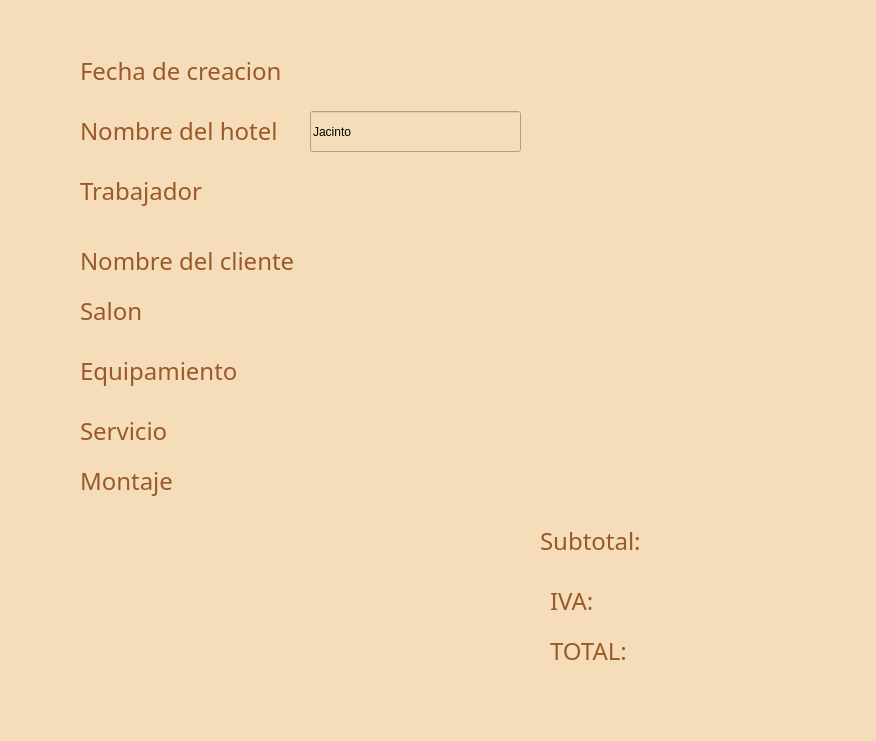
First picture: the form in gui/recibo.ui, repository asp-laboratories/BookingRoom_Software, before the edit.
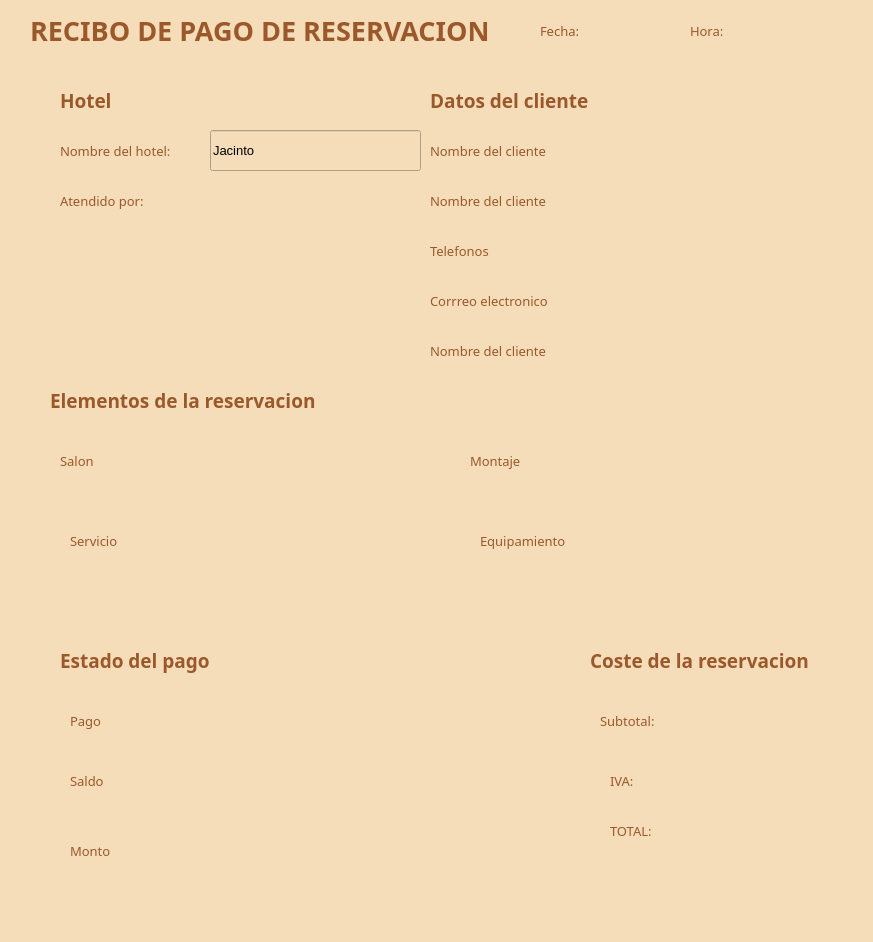
Second picture: the form after the edit.

Commit message: feat(gui, repositories): Generar recibo (falta por diseñar)

The edit to the form file:
```diff
--- a/gui/recibo.ui
+++ b/gui/recibo.ui
@@ -6,8 +6,8 @@
    <rect>
     <x>0</x>
     <y>0</y>
-    <width>876</width>
-    <height>741</height>
+    <width>873</width>
+    <height>942</height>
    </rect>
   </property>
   <property name="windowTitle">
@@ -19,16 +19,16 @@
   <widget class="QLabel" name="label_15">
    <property name="geometry">
     <rect>
-     <x>80</x>
-     <y>50</y>
-     <width>291</width>
+     <x>540</x>
+     <y>10</y>
+     <width>141</width>
      <height>41</height>
     </rect>
    </property>
    <property name="font">
     <font>
      <family>Adwaita Sans</family>
-     <pointsize>18</pointsize>
+     <pointsize>10</pointsize>
      <bold>false</bold>
     </font>
    </property>
@@ -37,22 +37,22 @@
 </string>
    </property>
    <property name="text">
-    <string>Fecha de creacion</string>
+    <string>Fecha:</string>
    </property>
   </widget>
   <widget class="QLabel" name="label_16">
    <property name="geometry">
     <rect>
-     <x>80</x>
-     <y>110</y>
-     <width>291</width>
+     <x>60</x>
+     <y>130</y>
+     <width>141</width>
      <height>41</height>
     </rect>
    </property>
    <property name="font">
     <font>
      <family>Adwaita Sans</family>
-     <pointsize>18</pointsize>
+     <pointsize>10</pointsize>
      <bold>false</bold>
     </font>
    </property>
@@ -61,14 +61,14 @@
 </string>
    </property>
    <property name="text">
-    <string>Nombre del hotel</string>
+    <string>Nombre del hotel:</string>
    </property>
   </widget>
   <widget class="QLabel" name="label_17">
    <property name="geometry">
     <rect>
-     <x>80</x>
-     <y>170</y>
+     <x>60</x>
+     <y>180</y>
      <width>291</width>
      <height>41</height>
     </rect>
@@ -76,7 +76,7 @@
    <property name="font">
     <font>
      <family>Adwaita Sans</family>
-     <pointsize>18</pointsize>
+     <pointsize>10</pointsize>
      <bold>false</bold>
     </font>
    </property>
@@ -85,22 +85,22 @@
 </string>
    </property>
    <property name="text">
-    <string>Trabajador</string>
+    <string>Atendido por:</string>
    </property>
   </widget>
   <widget class="QLabel" name="label_18">
    <property name="geometry">
     <rect>
-     <x>80</x>
-     <y>240</y>
-     <width>241</width>
+     <x>430</x>
+     <y>130</y>
+     <width>501</width>
      <height>41</height>
     </rect>
    </property>
    <property name="font">
     <font>
      <family>Adwaita Sans</family>
-     <pointsize>18</pointsize>
+     <pointsize>10</pointsize>
      <bold>false</bold>
     </font>
    </property>
@@ -115,8 +115,8 @@
   <widget class="QLabel" name="label_19">
    <property name="geometry">
     <rect>
-     <x>80</x>
-     <y>290</y>
+     <x>60</x>
+     <y>440</y>
      <width>241</width>
      <height>41</height>
     </rect>
@@ -124,7 +124,7 @@
    <property name="font">
     <font>
      <family>Adwaita Sans</family>
-     <pointsize>18</pointsize>
+     <pointsize>10</pointsize>
      <bold>false</bold>
     </font>
    </property>
@@ -139,8 +139,8 @@
   <widget class="QLabel" name="label_20">
    <property name="geometry">
     <rect>
-     <x>80</x>
-     <y>350</y>
+     <x>480</x>
+     <y>520</y>
      <width>241</width>
      <height>41</height>
     </rect>
@@ -148,7 +148,7 @@
    <property name="font">
     <font>
      <family>Adwaita Sans</family>
-     <pointsize>18</pointsize>
+     <pointsize>10</pointsize>
      <bold>false</bold>
     </font>
    </property>
@@ -163,8 +163,8 @@
   <widget class="QLabel" name="label_21">
    <property name="geometry">
     <rect>
-     <x>80</x>
-     <y>410</y>
+     <x>70</x>
+     <y>520</y>
      <width>241</width>
      <height>41</height>
     </rect>
@@ -172,7 +172,7 @@
    <property name="font">
     <font>
      <family>Adwaita Sans</family>
-     <pointsize>18</pointsize>
+     <pointsize>10</pointsize>
      <bold>false</bold>
     </font>
    </property>
@@ -187,8 +187,8 @@
   <widget class="QLabel" name="label_22">
    <property name="geometry">
     <rect>
-     <x>80</x>
-     <y>460</y>
+     <x>470</x>
+     <y>440</y>
      <width>241</width>
      <height>41</height>
     </rect>
@@ -196,7 +196,7 @@
    <property name="font">
     <font>
      <family>Adwaita Sans</family>
-     <pointsize>18</pointsize>
+     <pointsize>10</pointsize>
      <bold>false</bold>
     </font>
    </property>
@@ -211,8 +211,8 @@
   <widget class="QLabel" name="label_23">
    <property name="geometry">
     <rect>
-     <x>540</x>
-     <y>520</y>
+     <x>600</x>
+     <y>700</y>
      <width>241</width>
      <height>41</height>
     </rect>
@@ -220,7 +220,7 @@
    <property name="font">
     <font>
      <family>Adwaita Sans</family>
-     <pointsize>18</pointsize>
+     <pointsize>10</pointsize>
      <bold>false</bold>
     </font>
    </property>
@@ -235,8 +235,8 @@
   <widget class="QLabel" name="label_24">
    <property name="geometry">
     <rect>
-     <x>550</x>
-     <y>580</y>
+     <x>610</x>
+     <y>760</y>
      <width>241</width>
      <height>41</height>
     </rect>
@@ -244,7 +244,7 @@
    <property name="font">
     <font>
      <family>Adwaita Sans</family>
-     <pointsize>18</pointsize>
+     <pointsize>10</pointsize>
      <bold>false</bold>
     </font>
    </property>
@@ -259,8 +259,8 @@
   <widget class="QLabel" name="label_25">
    <property name="geometry">
     <rect>
-     <x>550</x>
-     <y>630</y>
+     <x>610</x>
+     <y>810</y>
      <width>241</width>
      <height>41</height>
     </rect>
@@ -268,7 +268,7 @@
    <property name="font">
     <font>
      <family>Adwaita Sans</family>
-     <pointsize>18</pointsize>
+     <pointsize>10</pointsize>
      <bold>false</bold>
     </font>
    </property>
@@ -283,12 +283,17 @@
   <widget class="QLineEdit" name="lineEdit">
    <property name="geometry">
     <rect>
-     <x>310</x>
-     <y>111</y>
+     <x>210</x>
+     <y>130</y>
      <width>211</width>
      <height>41</height>
     </rect>
    </property>
+   <property name="font">
+    <font>
+     <pointsize>10</pointsize>
+    </font>
+   </property>
    <property name="styleSheet">
     <string notr="true">color: rgb(0, 0, 0);</string>
    </property>
@@ -296,6 +301,342 @@
     <string>Jacinto</string>
    </property>
   </widget>
+  <widget class="QLabel" name="labelSaldo">
+   <property name="geometry">
+    <rect>
+     <x>70</x>
+     <y>830</y>
+     <width>241</width>
+     <height>41</height>
+    </rect>
+   </property>
+   <property name="font">
+    <font>
+     <family>Adwaita Sans</family>
+     <pointsize>10</pointsize>
+     <bold>false</bold>
+    </font>
+   </property>
+   <property name="styleSheet">
+    <string notr="true">color: rgba(155, 88, 43, 1.0);
+</string>
+   </property>
+   <property name="text">
+    <string>Monto</string>
+   </property>
+  </widget>
+  <widget class="QLabel" name="labelMonto">
+   <property name="geometry">
+    <rect>
+     <x>70</x>
+     <y>760</y>
+     <width>241</width>
+     <height>41</height>
+    </rect>
+   </property>
+   <property name="font">
+    <font>
+     <family>Adwaita Sans</family>
+     <pointsize>10</pointsize>
+     <bold>false</bold>
+    </font>
+   </property>
+   <property name="styleSheet">
+    <string notr="true">color: rgba(155, 88, 43, 1.0);
+</string>
+   </property>
+   <property name="text">
+    <string>Saldo</string>
+   </property>
+  </widget>
+  <widget class="QLabel" name="labelFecha_2">
+   <property name="geometry">
+    <rect>
+     <x>30</x>
+     <y>10</y>
+     <width>481</width>
+     <height>41</height>
+    </rect>
+   </property>
+   <property name="font">
+    <font>
+     <family>Adwaita Sans</family>
+     <pointsize>20</pointsize>
+     <bold>true</bold>
+    </font>
+   </property>
+   <property name="styleSheet">
+    <string notr="true">color: rgba(155, 88, 43, 1.0);
+</string>
+   </property>
+   <property name="text">
+    <string>RECIBO DE PAGO DE RESERVACION</string>
+   </property>
+  </widget>
+  <widget class="QLabel" name="hora">
+   <property name="geometry">
+    <rect>
+     <x>690</x>
+     <y>10</y>
+     <width>181</width>
+     <height>41</height>
+    </rect>
+   </property>
+   <property name="font">
+    <font>
+     <family>Adwaita Sans</family>
+     <pointsize>10</pointsize>
+     <bold>false</bold>
+    </font>
+   </property>
+   <property name="styleSheet">
+    <string notr="true">color: rgba(155, 88, 43, 1.0);
+</string>
+   </property>
+   <property name="text">
+    <string>Hora:</string>
+   </property>
+  </widget>
+  <widget class="QLabel" name="corrreoElectronico">
+   <property name="geometry">
+    <rect>
+     <x>430</x>
+     <y>280</y>
+     <width>501</width>
+     <height>41</height>
+    </rect>
+   </property>
+   <property name="font">
+    <font>
+     <family>Adwaita Sans</family>
+     <pointsize>10</pointsize>
+     <bold>false</bold>
+    </font>
+   </property>
+   <property name="styleSheet">
+    <string notr="true">color: rgba(155, 88, 43, 1.0);
+</string>
+   </property>
+   <property name="text">
+    <string>Corrreo electronico</string>
+   </property>
+  </widget>
+  <widget class="QLabel" name="labelFecha_4">
+   <property name="geometry">
+    <rect>
+     <x>50</x>
+     <y>380</y>
+     <width>281</width>
+     <height>41</height>
+    </rect>
+   </property>
+   <property name="font">
+    <font>
+     <family>Adwaita Sans</family>
+     <pointsize>14</pointsize>
+     <bold>true</bold>
+    </font>
+   </property>
+   <property name="styleSheet">
+    <string notr="true">color: rgba(155, 88, 43, 1.0);
+</string>
+   </property>
+   <property name="text">
+    <string>Elementos de la reservacion</string>
+   </property>
+  </widget>
+  <widget class="QLabel" name="labelFecha_5">
+   <property name="geometry">
+    <rect>
+     <x>430</x>
+     <y>80</y>
+     <width>481</width>
+     <height>41</height>
+    </rect>
+   </property>
+   <property name="font">
+    <font>
+     <family>Adwaita Sans</family>
+     <pointsize>14</pointsize>
+     <bold>true</bold>
+    </font>
+   </property>
+   <property name="styleSheet">
+    <string notr="true">color: rgba(155, 88, 43, 1.0);
+</string>
+   </property>
+   <property name="text">
+    <string>Datos del cliente</string>
+   </property>
+  </widget>
+  <widget class="QLabel" name="labelFecha_6">
+   <property name="geometry">
+    <rect>
+     <x>60</x>
+     <y>80</y>
+     <width>191</width>
+     <height>41</height>
+    </rect>
+   </property>
+   <property name="font">
+    <font>
+     <family>Adwaita Sans</family>
+     <pointsize>14</pointsize>
+     <bold>true</bold>
+    </font>
+   </property>
+   <property name="styleSheet">
+    <string notr="true">color: rgba(155, 88, 43, 1.0);
+</string>
+   </property>
+   <property name="text">
+    <string>Hotel</string>
+   </property>
+  </widget>
+  <widget class="QLabel" name="telefonos">
+   <property name="geometry">
+    <rect>
+     <x>430</x>
+     <y>230</y>
+     <width>501</width>
+     <height>41</height>
+    </rect>
+   </property>
+   <property name="font">
+    <font>
+     <family>Adwaita Sans</family>
+     <pointsize>10</pointsize>
+     <bold>false</bold>
+    </font>
+   </property>
+   <property name="styleSheet">
+    <string notr="true">color: rgba(155, 88, 43, 1.0);
+</string>
+   </property>
+   <property name="text">
+    <string>Telefonos</string>
+   </property>
+  </widget>
+  <widget class="QLabel" name="labelFecha_7">
+   <property name="geometry">
+    <rect>
+     <x>590</x>
+     <y>640</y>
+     <width>251</width>
+     <height>41</height>
+    </rect>
+   </property>
+   <property name="font">
+    <font>
+     <family>Adwaita Sans</family>
+     <pointsize>14</pointsize>
+     <bold>true</bold>
+    </font>
+   </property>
+   <property name="styleSheet">
+    <string notr="true">color: rgba(155, 88, 43, 1.0);
+</string>
+   </property>
+   <property name="text">
+    <string>Coste de la reservacion</string>
+   </property>
+  </widget>
+  <widget class="QLabel" name="labelFecha_8">
+   <property name="geometry">
+    <rect>
+     <x>60</x>
+     <y>640</y>
+     <width>251</width>
+     <height>41</height>
+    </rect>
+   </property>
+   <property name="font">
+    <font>
+     <family>Adwaita Sans</family>
+     <pointsize>14</pointsize>
+     <bold>true</bold>
+    </font>
+   </property>
+   <property name="styleSheet">
+    <string notr="true">color: rgba(155, 88, 43, 1.0);
+</string>
+   </property>
+   <property name="text">
+    <string>Estado del pago</string>
+   </property>
+  </widget>
+  <widget class="QLabel" name="num">
+   <property name="geometry">
+    <rect>
+     <x>70</x>
+     <y>700</y>
+     <width>241</width>
+     <height>41</height>
+    </rect>
+   </property>
+   <property name="font">
+    <font>
+     <family>Adwaita Sans</family>
+     <pointsize>10</pointsize>
+     <bold>false</bold>
+    </font>
+   </property>
+   <property name="styleSheet">
+    <string notr="true">color: rgba(155, 88, 43, 1.0);
+</string>
+   </property>
+   <property name="text">
+    <string>Pago </string>
+   </property>
+  </widget>
+  <widget class="QLabel" name="con">
+   <property name="geometry">
+    <rect>
+     <x>430</x>
+     <y>180</y>
+     <width>501</width>
+     <height>41</height>
+    </rect>
+   </property>
+   <property name="font">
+    <font>
+     <family>Adwaita Sans</family>
+     <pointsize>10</pointsize>
+     <bold>false</bold>
+    </font>
+   </property>
+   <property name="styleSheet">
+    <string notr="true">color: rgba(155, 88, 43, 1.0);
+</string>
+   </property>
+   <property name="text">
+    <string>Nombre del cliente</string>
+   </property>
+  </widget>
+  <widget class="QLabel" name="Ubicacion">
+   <property name="geometry">
+    <rect>
+     <x>430</x>
+     <y>330</y>
+     <width>501</width>
+     <height>41</height>
+    </rect>
+   </property>
+   <property name="font">
+    <font>
+     <family>Adwaita Sans</family>
+     <pointsize>10</pointsize>
+     <bold>false</bold>
+    </font>
+   </property>
+   <property name="styleSheet">
+    <string notr="true">color: rgba(155, 88, 43, 1.0);
+</string>
+   </property>
+   <property name="text">
+    <string>Nombre del cliente</string>
+   </property>
+  </widget>
  </widget>
  <resources/>
  <connections/>
```
Left out of the diff: 24 changed lines with no effect on the pictures. The commit also changes 2 other files.
